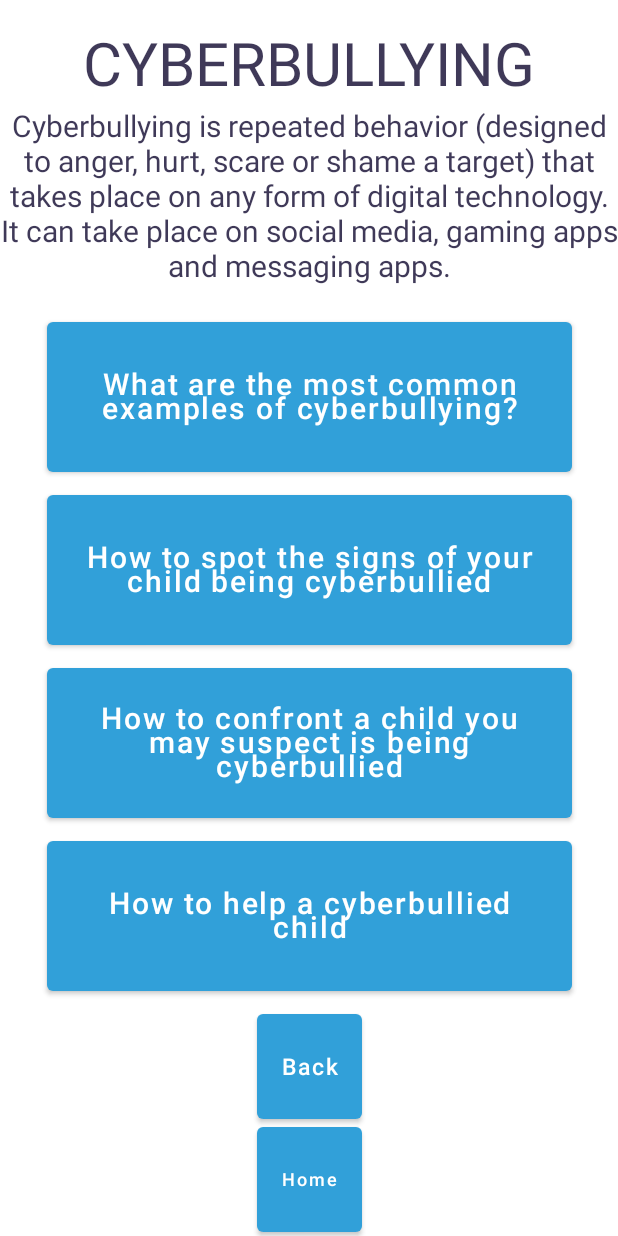
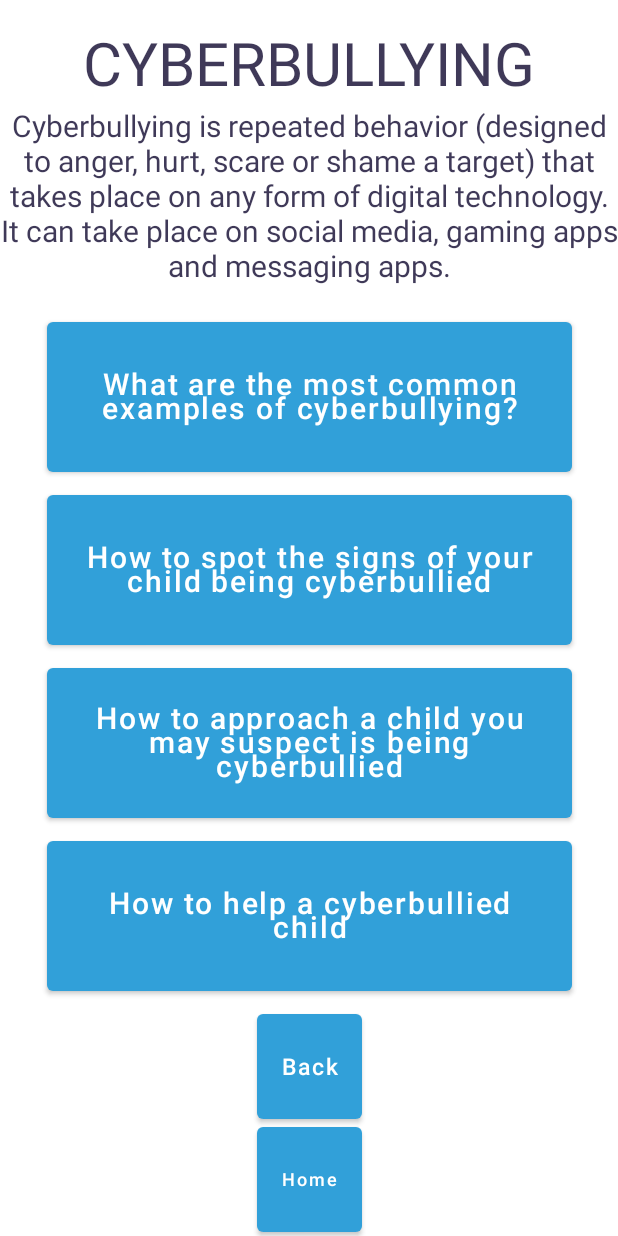
Before and after one commit to ManahalS/Hellosafe, an Android app built with Jetpack Compose: the @Preview function DefaultPreview, on a phone screen of 412 x 824 dp. Run offline under Robolectric (Android 15) with nearby library versions, the phone set to English and light mode, and no system bars; our stand-ins replace accompanist.

Commit message:
changed one word

```diff
--- a/app/src/main/java/com/example/simplenavigationcompose/ui/screens/Cyberbullying.kt
+++ b/app/src/main/java/com/example/simplenavigationcompose/ui/screens/Cyberbullying.kt
@@ -59,7 +59,7 @@ fun ProfileScreen(
         Spacer(modifier = Modifier.height(10.dp))
 
         BigButton(
-            text = "How to confront a child you may suspect is being cyberbullied",
+            text = "How to approach a child you may suspect is being cyberbullied",
             onClick = { navigateToCyberbullying4(1,true)}
         )
         Spacer(modifier = Modifier.height(10.dp))
--- a/app/src/main/res/layout/activity_main.xml
+++ b/app/src/main/res/layout/activity_main.xml
@@ -2,7 +2,6 @@
 <LinearLayout xmlns:android="http://schemas.android.com/apk/res/android"
     android:orientation="vertical"
     android:layout_width="match_parent"
-    android:layout_height="match_parent"
-    android:background="@color/black">
+    android:layout_height="match_parent">
 
 </LinearLayout>
```
